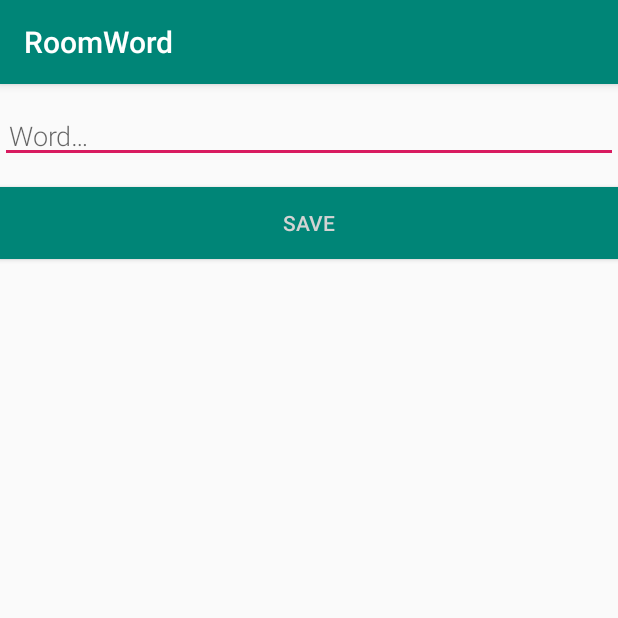
After one commit to vague369/learn-android-archcomponents, an Android app: the NewWordActivity screen opened directly, with no data from a screen before it, on a phone screen of 412 x 824 dp, the top half of it. The commit adds this screen. Run offline under Robolectric (Android 15) with nearby library versions, the phone set to English and light mode, and no system bars.

Commit message:
Add NewWordActivity

```diff
--- a/app/build.gradle
+++ b/app/build.gradle
@@ -34,7 +34,7 @@ android {
 
 dependencies {
     implementation fileTree(dir: 'libs', include: ['*.jar'])
-    implementation"org.jetbrains.kotlin:kotlin-stdlib-jdk7:$kotlin_version"
+    implementation "org.jetbrains.kotlin:kotlin-stdlib-jdk7:$kotlin_version"
     implementation 'androidx.appcompat:appcompat:1.0.2'
     implementation 'androidx.core:core-ktx:1.0.2'
     implementation 'androidx.constraintlayout:constraintlayout:1.1.3'
--- a/app/src/main/AndroidManifest.xml
+++ b/app/src/main/AndroidManifest.xml
@@ -9,6 +9,7 @@
         android:roundIcon="@mipmap/ic_launcher_round"
         android:supportsRtl="true"
         android:theme="@style/AppTheme">
+        <activity android:name=".NewWordActivity"></activity>
         <activity
             android:name=".MainActivity"
             android:label="@string/app_name"
--- /dev/null
+++ b/app/src/main/java/com/vague/roomword/NewWordActivity.kt
@@ -0,0 +1,38 @@
+package com.vague.roomword
+
+import android.app.Activity
+import android.content.Intent
+import android.os.Bundle
+import android.text.TextUtils
+import android.widget.Button
+import android.widget.EditText
+import androidx.appcompat.app.AppCompatActivity
+
+class NewWordActivity : AppCompatActivity() {
+
+    private lateinit var editWordView: EditText
+
+    override fun onCreate(savedInstanceState: Bundle?) {
+        super.onCreate(savedInstanceState)
+        setContentView(R.layout.activity_new_word)
+        editWordView = findViewById(R.id.edit_word)
+
+        val button = findViewById<Button>(R.id.button_save)
+        button.setOnClickListener {
+            val replyIntent = Intent()
+            if (TextUtils.isEmpty(editWordView.text)) {
+                setResult(Activity.RESULT_CANCELED, replyIntent)
+            } else {
+                val word = editWordView.text.toString()
+                replyIntent.putExtra(EXTRA_REPLY, word)
+                setResult(Activity.RESULT_OK, replyIntent)
+            }
+
+            finish()
+        }
+    }
+
+    companion object {
+        const val EXTRA_REPLY = "com.vague.roomword.newwordactivity.REPLY"
+    }
+}
--- /dev/null
+++ b/app/src/main/res/layout/activity_new_word.xml
@@ -0,0 +1,28 @@
+<?xml version="1.0" encoding="utf-8"?>
+
+<LinearLayout xmlns:android="http://schemas.android.com/apk/res/android"
+    android:layout_width="match_parent"
+    android:layout_height="match_parent"
+    android:orientation="vertical">
+
+    <EditText
+        android:id="@+id/edit_word"
+        android:layout_width="match_parent"
+        android:layout_height="wrap_content"
+        android:layout_marginTop="@dimen/big_padding"
+        android:layout_marginBottom="@dimen/big_padding"
+        android:fontFamily="sans-serif-light"
+        android:hint="@string/hint_word"
+        android:inputType="textAutoComplete"
+        android:padding="@dimen/small_padding"
+        android:textSize="18sp" />
+
+    <Button
+        android:id="@+id/button_save"
+        android:layout_width="match_parent"
+        android:layout_height="wrap_content"
+        android:background="@color/colorPrimary"
+        android:text="@string/button_save"
+        android:textColor="@color/buttonLabel" />
+
+</LinearLayout>
--- a/app/src/main/res/values/colors.xml
+++ b/app/src/main/res/values/colors.xml
@@ -3,4 +3,5 @@
     <color name="colorPrimary">#008577</color>
     <color name="colorPrimaryDark">#00574B</color>
     <color name="colorAccent">#D81B60</color>
+    <color name="buttonLabel">#d3d3d3</color>
 </resources>
--- a/app/src/main/res/values/dimens.xml
+++ b/app/src/main/res/values/dimens.xml
@@ -1,3 +1,5 @@
 <resources>
     <dimen name="fab_margin">16dp</dimen>
+    <dimen name="small_padding">6dp</dimen>
+    <dimen name="big_padding">16dp</dimen>
 </resources>
--- a/app/src/main/res/values/strings.xml
+++ b/app/src/main/res/values/strings.xml
@@ -1,4 +1,7 @@
 <resources>
     <string name="app_name">RoomWord</string>
     <string name="action_settings">Settings</string>
+    <string name="hint_word">Word&#8230;</string>
+    <string name="button_save">Save</string>
+    <string name="empty_not_saved">Word not saved because it is empty.</string>
 </resources>
```
